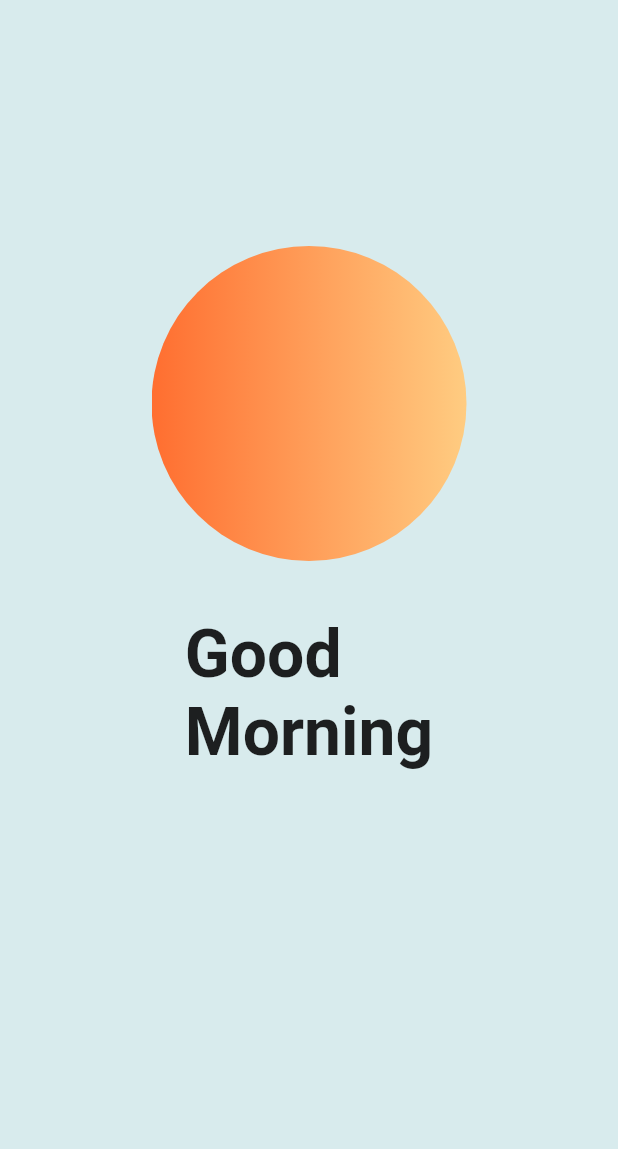
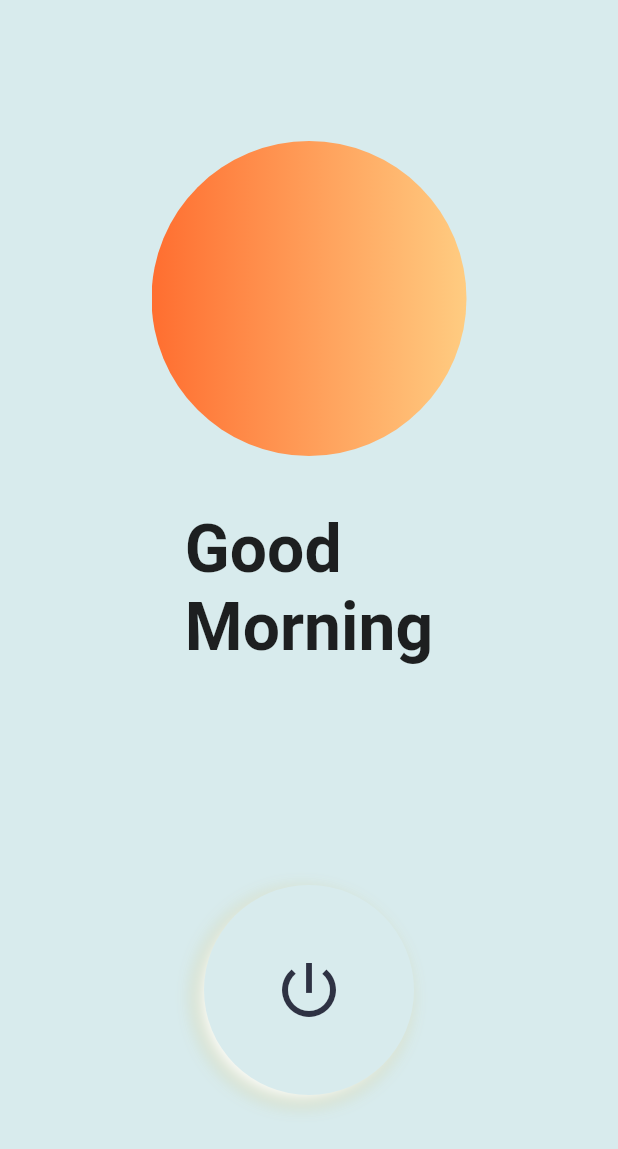
Before and after one commit to JosephGakah/niemann_switch, a Flutter app: the screen it shows after launch, on a phone screen of 412 x 824 dp. Shown: the top 1149 px of the screen. Run offline on Flutter 3.47's test engine with Material 2 defaults, Android fonts, the phone set to English and light mode, and no system bars; our stand-ins replace flutter_inset_box_shadow, google_fonts.

Commit message:
button fix

```diff
--- a/lib/home_screen.dart
+++ b/lib/home_screen.dart
@@ -75,7 +75,7 @@ class _HomeScreenState extends State<HomeScreen> {
           height: 140,
           decoration: BoxDecoration(
               shape: BoxShape.circle,
-              color: isDark ? primaryDarkColor : primaryDarkColor,
+              color: isDark ? primaryDarkColor : primaryLightColor,
               boxShadow: [
                 BoxShadow(
                     offset: const Offset(-5, 5),
@@ -87,15 +87,13 @@ class _HomeScreenState extends State<HomeScreen> {
                 BoxShadow(
                     offset: const Offset(-5, 5),
                     blurRadius: 10,
-                    color: isDark
-                        ? const Color(0xFF121625)
-                        : const Color(0XFFA5B786),
+                    color: isDark ? const Color(0x4D9DA7CF) : Colors.white,
                     inset: isPressed),
               ]),
           child: Icon(
             Icons.power_settings_new,
             size: 48,
-            color: isDark ? primaryDarkColor : primaryLightColor,
+            color: isDark ? primaryLightColor : primaryDarkColor,
           ),
         ));
   }
@@ -114,6 +112,7 @@ class _HomeScreenState extends State<HomeScreen> {
             const SizedBox(height: 36),
             CenterText(),
             const SizedBox(height: 146),
+            PowerButton()
           ],
         ),
       ),
```
